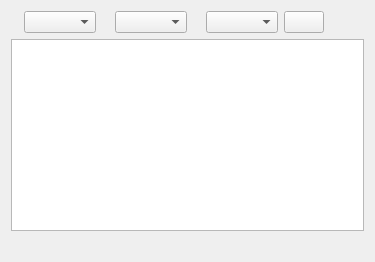
frankiecsy-lab/broker-mixer, file brokery_gui/ui/symbols_page.ui: the form before one commit.
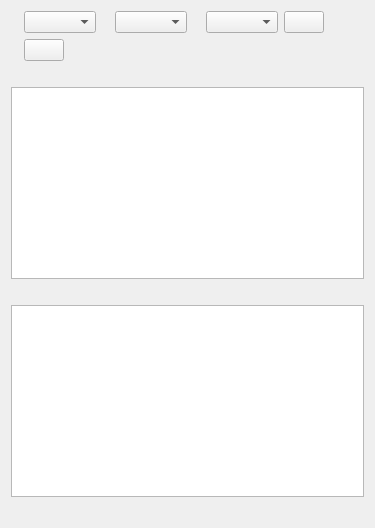
The form after the commit.

```diff
--- a/brokery_gui/ui/symbols_page.ui
+++ b/brokery_gui/ui/symbols_page.ui
@@ -41,6 +41,64 @@
      </item>
     </layout>
    </item>
+   <item>
+    <layout class="QHBoxLayout" name="codesLayout">
+     <item>
+      <widget class="QLabel" name="codesLabel">
+       <property name="wordWrap">
+        <bool>true</bool>
+       </property>
+      </widget>
+     </item>
+     <item>
+      <widget class="QPushButton" name="codesRefreshButton"/>
+     </item>
+     <item>
+      <spacer name="codesSpacer">
+       <property name="orientation">
+        <enum>Qt::Horizontal</enum>
+       </property>
+       <property name="sizeHint" stdset="0">
+        <size>
+         <width>40</width>
+         <height>20</height>
+        </size>
+       </property>
+      </spacer>
+     </item>
+    </layout>
+   </item>
+   <item>
+    <layout class="QHBoxLayout" name="rawTitleLayout">
+     <item>
+      <widget class="QLabel" name="rawLabel"/>
+     </item>
+     <item>
+      <widget class="QLabel" name="rawMessageLabel">
+       <property name="wordWrap">
+        <bool>true</bool>
+       </property>
+      </widget>
+     </item>
+    </layout>
+   </item>
+   <item>
+    <widget class="QTableWidget" name="rawTable">
+     <property name="editTriggers">
+      <set>QAbstractItemView::NoEditTriggers</set>
+     </property>
+     <property name="selectionBehavior">
+      <enum>QAbstractItemView::SelectRows</enum>
+     </property>
+    </widget>
+   </item>
+   <item>
+    <layout class="QHBoxLayout" name="unifiedTitleLayout">
+     <item>
+      <widget class="QLabel" name="unifiedLabel"/>
+     </item>
+    </layout>
+   </item>
    <item>
     <widget class="QTableWidget" name="symbolsTable">
      <property name="editTriggers">
```
